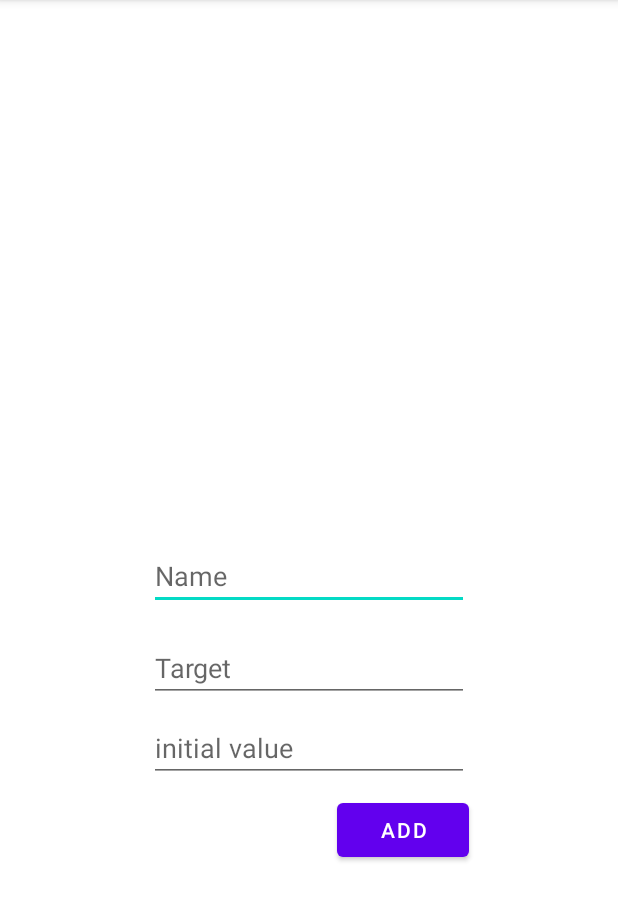
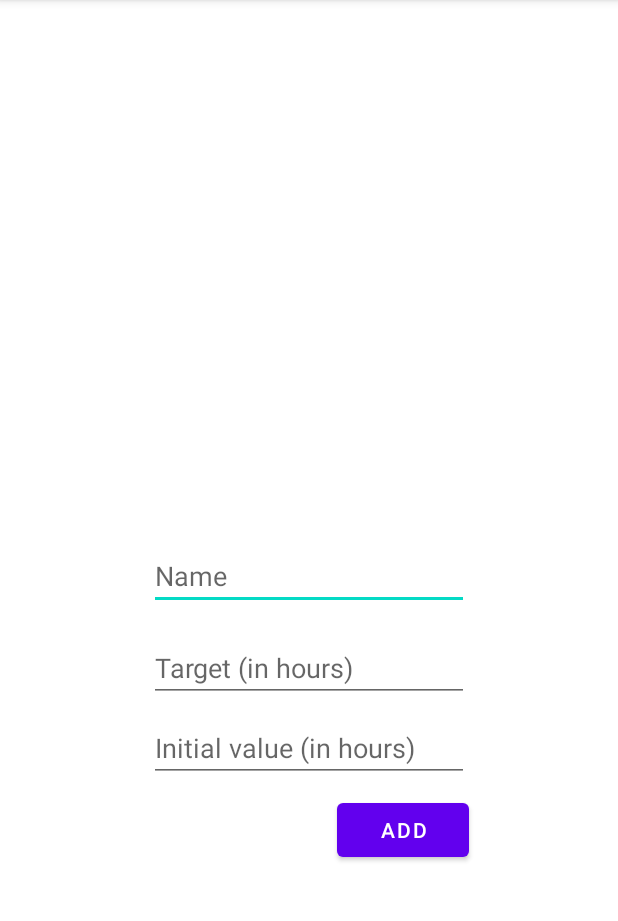
Before and after one commit to AxelSchneewind/TimeTrackingApp, an Android app: the NewTimeTrackerActivity screen opened directly, with no data from a screen before it, on a phone screen of 412 x 824 dp, the part 84-1005 px from its top. Run offline under Robolectric (Android 15) with nearby library versions, the phone set to English and light mode, and no system bars.

Commit message:
Added German translation Improved UI of NewTimeTrackerActivity Improved layout of list elements in tracker list, added progressbar Optimized TrackerListAdapter (views are stored for less layout inflations)

```diff
--- a/app/src/main/java/com/schneewind/timetracking/NewTimeTrackerActivity.java
+++ b/app/src/main/java/com/schneewind/timetracking/NewTimeTrackerActivity.java
@@ -23,9 +23,8 @@ public class NewTimeTrackerActivity extends AppCompatActivity {
                 String _target = ((EditText)findViewById(R.id.tracker_target)).getText().toString();
                 String _initial = ((EditText)findViewById(R.id.tracker_initial_value)).getText().toString();
 
-                if(_target == "") _target = "10";
-                if(_initial == "") _initial = "0";
-
+                if(_target.equals("")) _target = "0";
+                if(_initial.equals("")) _initial = "0";
                 int target = Integer.parseInt(_target);
                 int initial = Integer.parseInt(_initial);
 
--- a/app/src/main/res/layout/activity_new_time_tracker.xml
+++ b/app/src/main/res/layout/activity_new_time_tracker.xml
@@ -13,12 +13,13 @@
         android:layout_marginStart="16dp"
         android:layout_marginEnd="16dp"
         android:ems="10"
-        android:hint="Name"
+        android:hint="@string/newtracker_name"
         android:inputType="textPersonName"
         app:layout_constraintBottom_toBottomOf="parent"
         app:layout_constraintEnd_toEndOf="parent"
         app:layout_constraintStart_toStartOf="parent"
-        app:layout_constraintTop_toTopOf="parent" />
+        app:layout_constraintTop_toTopOf="parent"
+        android:importantForAutofill="no" />
 
     <EditText
         android:id="@+id/tracker_target"
@@ -26,7 +27,7 @@
         android:layout_height="wrap_content"
         android:layout_marginTop="16dp"
         android:ems="10"
-        android:hint="Target"
+        android:hint="@string/newtracker_target"
         android:inputType="number|numberDecimal"
         app:layout_constraintEnd_toEndOf="parent"
         app:layout_constraintStart_toStartOf="parent"
@@ -38,7 +39,7 @@
         android:layout_height="wrap_content"
         android:layout_marginTop="8dp"
         android:ems="10"
-        android:hint="initial value"
+        android:hint="@string/newtracker_initialvalue"
         android:inputType="number|numberDecimal"
         app:layout_constraintEnd_toEndOf="parent"
         app:layout_constraintStart_toStartOf="parent"
@@ -49,7 +50,7 @@
         android:layout_width="wrap_content"
         android:layout_height="wrap_content"
         android:layout_marginTop="8dp"
-        android:text="Add"
+        android:text="@string/newtracker_add"
         app:layout_constraintEnd_toEndOf="@+id/tracker_initial_value"
         app:layout_constraintTop_toBottomOf="@+id/tracker_initial_value" />
 </androidx.constraintlayout.widget.ConstraintLayout>
--- a/app/src/main/res/values/strings.xml
+++ b/app/src/main/res/values/strings.xml
@@ -2,11 +2,13 @@
     <string name="app_name">TimeTracking</string>
     <string name="action_settings">Settings</string>
     <!-- Strings used for fragments for navigation -->
-    <string name="first_fragment_label">First Fragment</string>
-    <string name="second_fragment_label">Second Fragment</string>
+    <string name="first_fragment_label">New TimeTracker</string>
+    <string name="second_fragment_label">Details</string>
     <string name="next">Next</string>
     <string name="previous">Previous</string>
 
-    <string name="hello_first_fragment">Hello first fragment</string>
-    <string name="hello_second_fragment">Hello second fragment. Arg: %1$s</string>
+    <string name="newtracker_name">Name</string>
+    <string name="newtracker_add">Add</string>
+    <string name="newtracker_target">Target (in hours)</string>
+    <string name="newtracker_initialvalue">Initial value (in hours)</string>
 </resources>
```
Also changed, not shown: app/src/main/java/com/schneewind/timetracking/TimeTrackerListAdapter.java (+20 -1 lines), app/src/main/res/layout/timetracker_list_element.xml (+17 -4 lines), 1 other file.
